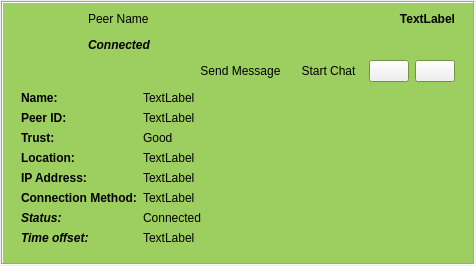
RetroShare/RetroShare, file retroshare-gui/src/gui/feeds/PeerItem.ui: the form before one commit.
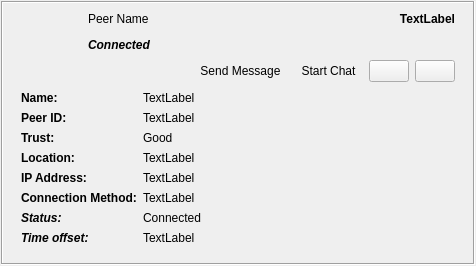
The form after the commit. Icons and pictures are not drawn. Custom widgets are drawn as their Qt base class.

```diff
--- a/retroshare-gui/src/gui/feeds/PeerItem.ui
+++ b/retroshare-gui/src/gui/feeds/PeerItem.ui
@@ -31,72 +31,8 @@
        <verstretch>0</verstretch>
       </sizepolicy>
      </property>
-     <property name="palette">
-      <palette>
-       <active>
-        <colorrole role="Base">
-         <brush brushstyle="SolidPattern">
-          <color alpha="255">
-           <red>159</red>
-           <green>206</green>
-           <blue>96</blue>
-          </color>
-         </brush>
-        </colorrole>
-        <colorrole role="Window">
-         <brush brushstyle="SolidPattern">
-          <color alpha="255">
-           <red>157</red>
-           <green>206</green>
-           <blue>96</blue>
-          </color>
-         </brush>
-        </colorrole>
-       </active>
-       <inactive>
-        <colorrole role="Base">
-         <brush brushstyle="SolidPattern">
-          <color alpha="255">
-           <red>159</red>
-           <green>206</green>
-           <blue>96</blue>
-          </color>
-         </brush>
-        </colorrole>
-        <colorrole role="Window">
-         <brush brushstyle="SolidPattern">
-          <color alpha="255">
-           <red>157</red>
-           <green>206</green>
-           <blue>96</blue>
-          </color>
-         </brush>
-        </colorrole>
-       </inactive>
-       <disabled>
-        <colorrole role="Base">
-         <brush brushstyle="SolidPattern">
-          <color alpha="255">
-           <red>240</red>
-           <green>240</green>
-           <blue>240</blue>
-          </color>
-         </brush>
-        </colorrole>
-        <colorrole role="Window">
-         <brush brushstyle="SolidPattern">
-          <color alpha="255">
-           <red>157</red>
-           <green>206</green>
-           <blue>96</blue>
-          </color>
-         </brush>
-        </colorrole>
-       </disabled>
-      </palette>
-     </property>
      <property name="autoFillBackground">
-      <bool>true</bool>
+      <bool>false</bool>
      </property>
      <property name="frameShape">
       <enum>QFrame::Box</enum>
@@ -567,17 +503,17 @@
   </action>
  </widget>
  <customwidgets>
-  <customwidget>
-   <class>StyledLabel</class>
-   <extends>QLabel</extends>
-   <header>gui/common/StyledLabel.h</header>
-  </customwidget>
   <customwidget>
    <class>AvatarWidget</class>
    <extends>QLabel</extends>
    <header>gui/common/AvatarWidget.h</header>
    <container>1</container>
   </customwidget>
+  <customwidget>
+   <class>StyledLabel</class>
+   <extends>QLabel</extends>
+   <header>gui/common/StyledLabel.h</header>
+  </customwidget>
  </customwidgets>
  <resources>
   <include location="../images.qrc"/>
```
Left out of the diff: 2 changed lines with no effect on the pictures.
